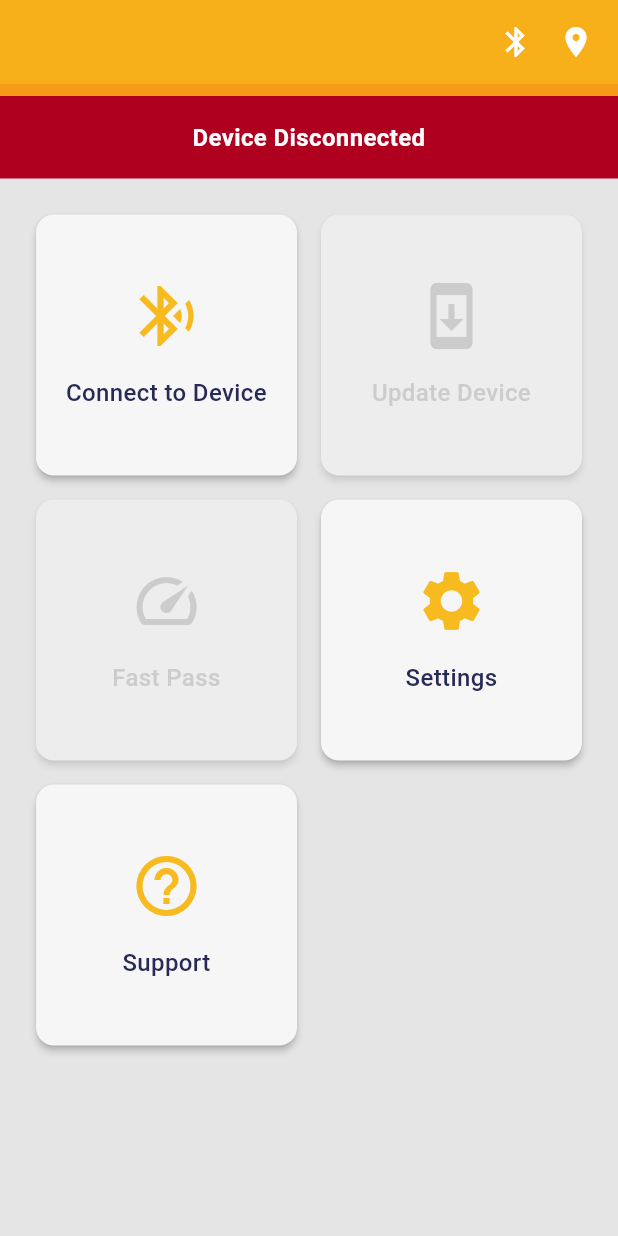
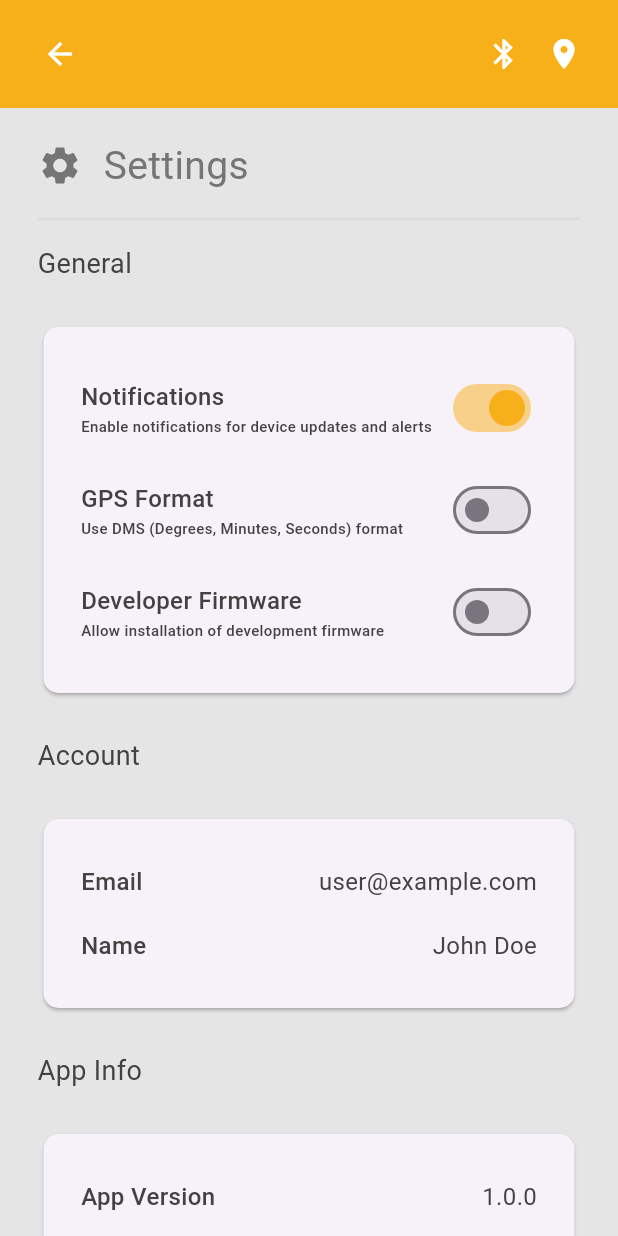
Before and after one commit to knakul853/gsatrancher, a Flutter app: the screen it shows after launch, after a tap on "Settings", on a phone screen of 412 x 824 dp. Run offline on Flutter 3.47's test engine with Material 3 defaults, Android fonts, the phone set to English and light mode, and no system bars; our stand-ins replace flutter_blue_plus, permission_handler.

Commit message:
added settings screen

```diff
--- a/lib/constants/app_colors.dart
+++ b/lib/constants/app_colors.dart
@@ -18,4 +18,9 @@ class AppColors {
   static const Color lightNegative = Color(0xFFB00020);  // Error/Disconnected state
   static const Color lightHighEmphasis = Color(0xFFFFFFFF);  // Icon colors
   static const Color lightDisabled = Color(0x61FFFFFF);  // Icon background when disabled
+
+  // Text Colors
+  static const Color lightMidGray = Color(0xFF757575);  // Secondary text color
+  static const Color lightDivider = Color(0xFFDDDDDD);  // Divider lines
+  static const Color textSecondary = Color(0xFF424242);  // Primary text color
 }
--- a/lib/screens/home/home_screen.dart
+++ b/lib/screens/home/home_screen.dart
@@ -5,6 +5,7 @@ import '../../widgets/status_indicators.dart';
 import '../../services/device_service.dart';
 import 'package:provider/provider.dart';
 import '../scan/scan_screen.dart';
+import '../settings/settings_screen.dart';
 
 class HomeScreen extends StatelessWidget {
   const HomeScreen({super.key});
@@ -17,58 +18,107 @@ class HomeScreen extends StatelessWidget {
 
         return Scaffold(
           backgroundColor: AppColors.lightBackdrop,
-          appBar: AppBar(
-            backgroundColor: AppColors.primary600,
-            title: const Text(''),
-            actions: [
-              StatusIndicators(
-                isBluetoothEnabled: deviceService.isBluetoothEnabled,
-                isLocationEnabled: deviceService.isLocationEnabled,
-              ),
-              const SizedBox(width: 16),
-            ],
-          ),
           body: Column(
             children: [
+              // Top Navigation Bar
               Container(
-                color: AppColors.primary700,
-                width: double.infinity,
-                padding: const EdgeInsets.symmetric(vertical: 4),
+                color: AppColors.primary600,
+                child: SafeArea(
+                  bottom: false,
+                  child: Column(
+                    children: [
+                      Padding(
+                        padding: const EdgeInsets.symmetric(
+                          horizontal: 16,
+                          vertical: 12,
                         ),
-              _buildConnectionStatus(isConnected),
-              Expanded(
-                child: isConnected
-                    ? _buildConnectedDeviceCards(context)
-                    : _buildDisconnectedDeviceCards(context),
+                        child: Row(
+                          mainAxisAlignment: MainAxisAlignment.spaceBetween,
+                          children: [
+                            IconButton(
+                              icon: const Icon(Icons.menu),
+                              color: Colors.white,
+                              onPressed: () {
+                                // TODO: Implement menu
+                              },
+                            ),
+                            Row(
+                              children: [
+                                StatusIndicators(
+                                  isBluetoothEnabled:
+                                      deviceService.isBluetoothEnabled,
+                                  isLocationEnabled:
+                                      deviceService.isLocationEnabled,
+                                ),
+                                const SizedBox(width: 8),
+                              ],
                             ),
                           ],
                         ),
-        );
+                      ),
+                      const SizedBox(height: 30), // Space for the floating card
+                    ],
+                  ),
+                ),
+              ),
+
+              // Floating Connection Status Card
+              Transform.translate(
+                offset: const Offset(0, -30),
+                child: Padding(
+                  padding: const EdgeInsets.symmetric(horizontal: 25),
+                  child: Card(
+                    elevation: 15,
+                    shape: RoundedRectangleBorder(
+                      borderRadius: BorderRadius.circular(15),
+                    ),
+                    child: Padding(
+                      padding: const EdgeInsets.symmetric(
+                        horizontal: 16,
+                        vertical: 13,
+                      ),
+                      child: Row(
+                        children: [
+                          Text(
+                            isConnected ? 'CONNECTED' : 'DISCONNECTED',
+                            style: TextStyle(
+                              fontSize: 26,
+                              color: isConnected
+                                  ? AppColors.primary600
+                                  : AppColors.lightBackdrop,
+                              letterSpacing: 0,
+                              fontWeight: FontWeight.w400,
+                            ),
+                          ),
+                          const Spacer(),
+                          if (isConnected)
+                            IconButton(
+                              icon: const Icon(Icons.close),
+                              onPressed: () {
+                                // TODO: Implement disconnect
                               },
-    );
-  }
+                            ),
+                        ],
+                      ),
+                    ),
+                  ),
+                ),
+              ),
 
-  Widget _buildConnectionStatus(bool isConnected) {
-    return Container(
-      width: double.infinity,
-      padding: const EdgeInsets.all(16),
-      color: isConnected ? AppColors.lightPositive : AppColors.lightNegative,
-      child: Text(
-        isConnected ? 'Device Connected' : 'Device Disconnected',
-        style: const TextStyle(
-          color: AppColors.lightHighEmphasis,
-          fontSize: 16,
-          fontWeight: FontWeight.bold,
-        ),
-        textAlign: TextAlign.center,
-      ),
-    );
-  }
-
-  Widget _buildDisconnectedDeviceCards(BuildContext context) {
-    return GridView.count(
+              // Scrollable Content Area
+              Expanded(
+                child: SingleChildScrollView(
+                  padding: const EdgeInsets.only(top: 0),
+                  child: Column(
+                    children: [
+                      Padding(
+                        padding: const EdgeInsets.symmetric(horizontal: 16),
+                        child: GridView.count(
+                          shrinkWrap: true,
+                          physics: const NeverScrollableScrollPhysics(),
                           crossAxisCount: 2,
-      padding: const EdgeInsets.all(16),
+                          mainAxisSpacing: 16,
+                          crossAxisSpacing: 16,
                           children: [
                             DeviceCard(
                               title: 'Connect to Device',
@@ -76,7 +126,8 @@ class HomeScreen extends StatelessWidget {
                               onTap: () {
                                 Navigator.push(
                                   context,
-              MaterialPageRoute(builder: (context) => const ScanScreen()),
+                                  MaterialPageRoute(
+                                      builder: (context) => const ScanScreen()),
                                 );
                               },
                             ),
@@ -86,7 +137,7 @@ class HomeScreen extends StatelessWidget {
                               onTap: () {
                                 // TODO: Implement update device
                               },
-          isEnabled: false,
+                              isEnabled: isConnected,
                             ),
                             DeviceCard(
                               title: 'Fast Pass',
@@ -94,81 +145,31 @@ class HomeScreen extends StatelessWidget {
                               onTap: () {
                                 // TODO: Implement fast pass
                               },
-          isEnabled: false,
+                              isEnabled: isConnected,
                             ),
                             DeviceCard(
                               title: 'Settings',
                               icon: Icons.settings,
                               onTap: () {
-            // TODO: Navigate to settings
-          },
+                                Navigator.push(
+                                  context,
+                                  MaterialPageRoute(
+                                    builder: (context) => const SettingsScreen(),
                                   ),
-        DeviceCard(
-          title: 'Support',
-          icon: Icons.help_outline,
-          onTap: () {
-            // TODO: Navigate to support
+                                );
                               },
                             ),
                           ],
-    );
-  }
-
-  Widget _buildConnectedDeviceCards(BuildContext context) {
-    return GridView.count(
-      crossAxisCount: 2,
-      padding: const EdgeInsets.all(16),
-      children: [
-        DeviceCard(
-          title: 'Device Details',
-          icon: Icons.info_outline,
-          onTap: () {
-            // TODO: Navigate to device details
-          },
                         ),
-        DeviceCard(
-          title: 'Configuration',
-          icon: Icons.settings_applications,
-          onTap: () {
-            // TODO: Navigate to configuration
-          },
-        ),
-        DeviceCard(
-          title: 'Diagnostics',
-          icon: Icons.assessment,
-          onTap: () {
-            // TODO: Navigate to diagnostics
-          },
-        ),
-        DeviceCard(
-          title: 'Skip Activation',
-          icon: Icons.skip_next,
-          onTap: () {
-            // TODO: Implement skip activation
-          },
-        ),
-        DeviceCard(
-          title: 'Settings',
-          icon: Icons.settings,
-          onTap: () {
-            // TODO: Navigate to settings
-          },
-        ),
-        DeviceCard(
-          title: 'Support',
-          icon: Icons.help_outline,
-          onTap: () {
-            // TODO: Navigate to support
-          },
-        ),
-        DeviceCard(
-          title: 'Update Device',
-          icon: Icons.system_update,
-          onTap: () {
-            // TODO: Implement update device
-          },
                       ),
                     ],
+                  ),
+                ),
+              ),
+            ],
+          ),
+        );
+      },
     );
   }
 }
--- /dev/null
+++ b/lib/screens/settings/settings_screen.dart
@@ -0,0 +1,321 @@
+import 'package:flutter/material.dart';
+import '../../constants/app_colors.dart';
+import '../../services/device_service.dart';
+import '../../widgets/status_indicators.dart';
+import 'package:provider/provider.dart';
+
+class SettingsScreen extends StatelessWidget {
+  const SettingsScreen({super.key});
+
+  @override
+  Widget build(BuildContext context) {
+    return Consumer<DeviceService>(
+      builder: (context, deviceService, child) {
+        return Scaffold(
+          backgroundColor: AppColors.lightBackdrop,
+          body: Column(
+            children: [
+              // Top Navigation Bar (same as home screen)
+              Container(
+                color: AppColors.primary600,
+                child: SafeArea(
+                  bottom: false,
+                  child: Padding(
+                    padding: const EdgeInsets.symmetric(
+                      horizontal: 16,
+                      vertical: 12,
+                    ),
+                    child: Row(
+                      mainAxisAlignment: MainAxisAlignment.spaceBetween,
+                      children: [
+                        IconButton(
+                          icon: const Icon(Icons.arrow_back),
+                          color: Colors.white,
+                          onPressed: () => Navigator.pop(context),
+                        ),
+                        Row(
+                          children: [
+                            StatusIndicators(
+                              isBluetoothEnabled:
+                                  deviceService.isBluetoothEnabled,
+                              isLocationEnabled:
+                                  deviceService.isLocationEnabled,
+                            ),
+                            const SizedBox(width: 8),
+                          ],
+                        ),
+                      ],
+                    ),
+                  ),
+                ),
+              ),
+
+              // Settings Content
+              Expanded(
+                child: SingleChildScrollView(
+                  child: Column(
+                    crossAxisAlignment: CrossAxisAlignment.start,
+                    children: [
+                      // Settings Header
+                      Padding(
+                        padding: const EdgeInsets.only(
+                          left: 25,
+                          top: 20,
+                          right: 25,
+                        ),
+                        child: Row(
+                          children: [
+                            Icon(
+                              Icons.settings,
+                              size: 30,
+                              color: AppColors.lightMidGray,
+                            ),
+                            const SizedBox(width: 14),
+                            Text(
+                              'Settings',
+                              style: TextStyle(
+                                fontSize: 26,
+                                color: AppColors.lightMidGray,
+                                fontWeight: FontWeight.w400,
+                              ),
+                            ),
+                          ],
+                        ),
+                      ),
+
+                      // Divider
+                      Padding(
+                        padding: const EdgeInsets.symmetric(
+                          horizontal: 25,
+                          vertical: 16,
+                        ),
+                        child: Container(
+                          height: 2,
+                          color: AppColors.lightDivider,
+                        ),
+                      ),
+
+                      // General Settings Section
+                      Padding(
+                        padding: const EdgeInsets.symmetric(horizontal: 25),
+                        child: Text(
+                          'General',
+                          style: TextStyle(
+                            fontSize: 18,
+                            color: AppColors.textSecondary,
+                            fontWeight: FontWeight.w300,
+                          ),
+                        ),
+                      ),
+
+                      // Settings Card
+                      Padding(
+                        padding: const EdgeInsets.all(25),
+                        child: Card(
+                          shape: RoundedRectangleBorder(
+                            borderRadius: BorderRadius.circular(10),
+                          ),
+                          child: Padding(
+                            padding: const EdgeInsets.symmetric(
+                              horizontal: 25,
+                              vertical: 30,
+                            ),
+                            child: Column(
+                              children: [
+                                _buildSettingItem(
+                                  title: 'Notifications',
+                                  description:
+                                      'Enable notifications for device updates and alerts',
+                                  value: true,
+                                  onChanged: (value) {
+                                    // TODO: Implement notifications toggle
+                                  },
+                                ),
+                                const SizedBox(height: 20),
+                                _buildSettingItem(
+                                  title: 'GPS Format',
+                                  description:
+                                      'Use DMS (Degrees, Minutes, Seconds) format',
+                                  value: false,
+                                  onChanged: (value) {
+                                    // TODO: Implement GPS format toggle
+                                  },
+                                ),
+                                const SizedBox(height: 20),
+                                _buildSettingItem(
+                                  title: 'Developer Firmware',
+                                  description:
+                                      'Allow installation of development firmware',
+                                  value: false,
+                                  onChanged: (value) {
+                                    // TODO: Implement developer firmware toggle
+                                  },
+                                ),
+                              ],
+                            ),
+                          ),
+                        ),
+                      ),
+
+                      // Account Section
+                      Padding(
+                        padding: const EdgeInsets.symmetric(horizontal: 25),
+                        child: Text(
+                          'Account',
+                          style: TextStyle(
+                            fontSize: 18,
+                            color: AppColors.textSecondary,
+                            fontWeight: FontWeight.w300,
+                          ),
+                        ),
+                      ),
+
+                      // Account Card
+                      Padding(
+                        padding: const EdgeInsets.all(25),
+                        child: Card(
+                          shape: RoundedRectangleBorder(
+                            borderRadius: BorderRadius.circular(10),
+                          ),
+                          child: Padding(
+                            padding: const EdgeInsets.symmetric(
+                              horizontal: 25,
+                              vertical: 30,
+                            ),
+                            child: Column(
+                              children: [
+                                _buildInfoItem(
+                                  title: 'Email',
+                                  value: 'user@example.com',
+                                ),
+                                const SizedBox(height: 20),
+                                _buildInfoItem(
+                                  title: 'Name',
+                                  value: 'John Doe',
+                                ),
+                              ],
+                            ),
+                          ),
+                        ),
+                      ),
+
+                      // App Info Section
+                      Padding(
+                        padding: const EdgeInsets.symmetric(horizontal: 25),
+                        child: Text(
+                          'App Info',
+                          style: TextStyle(
+                            fontSize: 18,
+                            color: AppColors.textSecondary,
+                            fontWeight: FontWeight.w300,
+                          ),
+                        ),
+                      ),
+
+                      // App Info Card
+                      Padding(
+                        padding: const EdgeInsets.all(25),
+                        child: Card(
+                          shape: RoundedRectangleBorder(
+                            borderRadius: BorderRadius.circular(10),
+                          ),
+                          child: Padding(
+                            padding: const EdgeInsets.symmetric(
+                              horizontal: 25,
+                              vertical: 30,
+                            ),
+                            child: Column(
+                              children: [
+                                _buildInfoItem(
+                                  title: 'App Version',
+                                  value: '1.0.0',
+                                ),
+                                const SizedBox(height: 20),
+                                _buildInfoItem(
+                                  title: 'Install ID',
+                                  value: 'ABC123XYZ',
+                                ),
+                              ],
+                            ),
+                          ),
+                        ),
+                      ),
+                    ],
+                  ),
+                ),
+              ),
+            ],
+          ),
+        );
+      },
+    );
+  }
+
+  Widget _buildSettingItem({
+    required String title,
+    required String description,
+    required bool value,
+    required ValueChanged<bool> onChanged,
+  }) {
+    return Row(
+      children: [
+        Expanded(
+          child: Column(
+            crossAxisAlignment: CrossAxisAlignment.start,
+            children: [
+              Text(
+                title,
+                style: TextStyle(
+                  fontSize: 16,
+                  color: AppColors.textSecondary,
+                  fontWeight: FontWeight.w500,
+                ),
+              ),
+              const SizedBox(height: 1),
+              Text(
+                description,
+                style: TextStyle(
+                  fontSize: 10,
+                  color: AppColors.textSecondary,
+                  fontWeight: FontWeight.w500,
+                ),
+              ),
+            ],
+          ),
+        ),
+        Switch(
+          value: value,
+          onChanged: onChanged,
+          activeColor: AppColors.primary600,
+        ),
+      ],
+    );
+  }
+
+  Widget _buildInfoItem({
+    required String title,
+    required String value,
+  }) {
+    return Row(
+      mainAxisAlignment: MainAxisAlignment.spaceBetween,
+      children: [
+        Text(
+          title,
+          style: TextStyle(
+            fontSize: 16,
+            color: AppColors.textSecondary,
+            fontWeight: FontWeight.w500,
+          ),
+        ),
+        Text(
+          value,
+          style: TextStyle(
+            fontSize: 16,
+            color: AppColors.textSecondary,
+            fontWeight: FontWeight.w400,
+          ),
+        ),
+      ],
+    );
+  }
+}
```
Also changed, not shown: 4 other files. Lines whose indentation alone changed are shown as unchanged.
